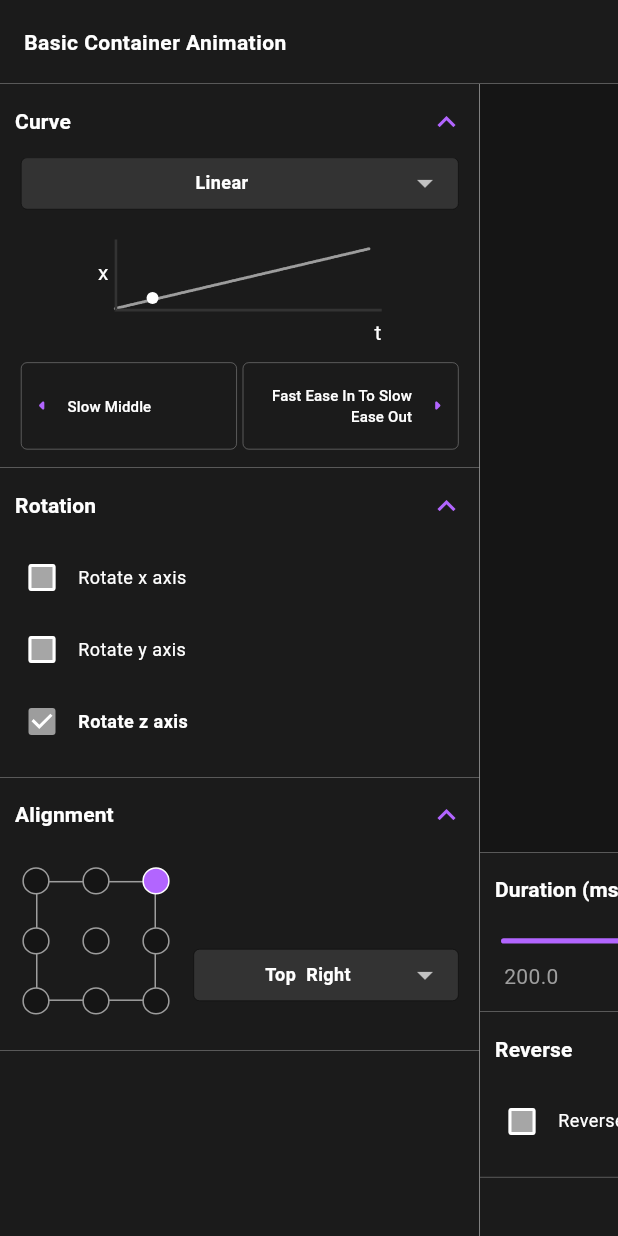
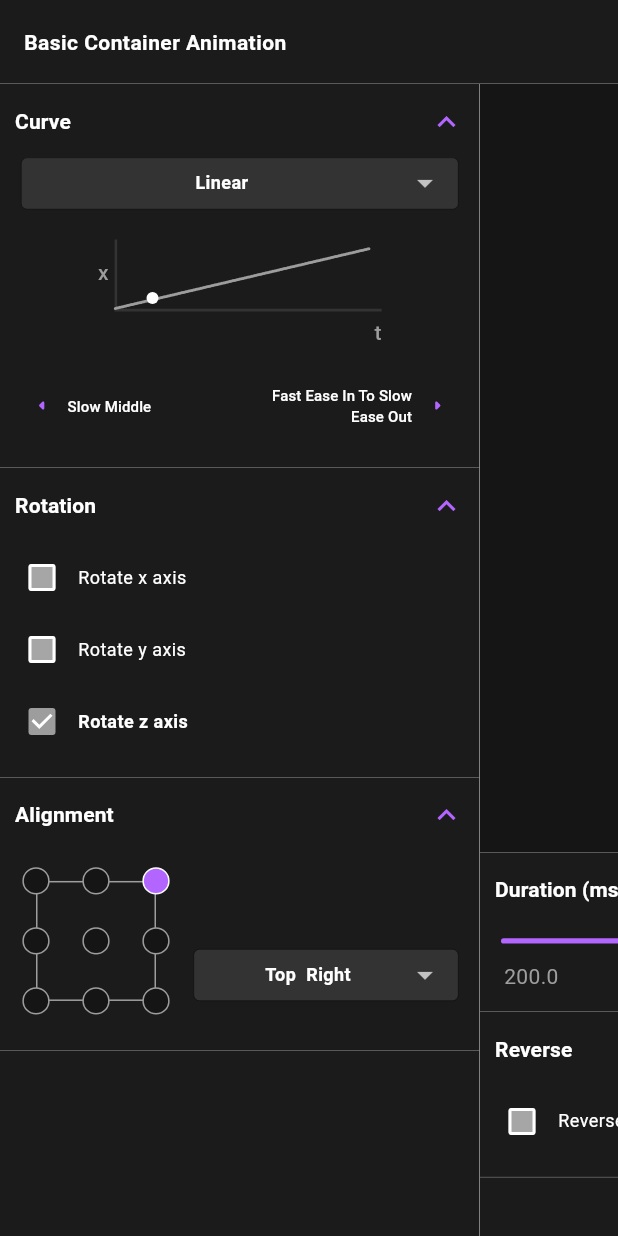
Before and after one commit to gianlucaromeo/flutter-animations-studio, a Flutter app: the screen it shows after launch, on a phone screen of 412 x 824 dp. Run offline on Flutter 3.47's test engine with Material 2 defaults, Android fonts, the light colour scheme and no system bars; our stand-ins replace equatable, flutter_redux, google_fonts, redux.

Commit message:
Edited CurvePreview axis' text style

```diff
--- a/lib/extensions.dart
+++ b/lib/extensions.dart
@@ -126,6 +126,10 @@ extension ThemeFromContext on BuildContext {
       tileTitle?.copyWith(fontWeight: FontWeight.bold);
   TextStyle? get dropdownTextStyle => textTheme.titleMedium;
   TextStyle? get checkboxTextStyle => textTheme.titleMedium;
+  TextStyle? get curveChartAxisTextStyle => textTheme.titleSmall!.copyWith(
+    color: colorScheme.tertiary,
+  );
+
 
   // APP'S COLOR SCHEME: SECONDARY
   Color get dropdownMenuColor => colorScheme.secondary;
--- a/lib/ui/animations_preview/curve_preview.dart
+++ b/lib/ui/animations_preview/curve_preview.dart
@@ -176,7 +176,7 @@ class _ChangeCurveButton extends StatelessWidget {
         style: TextButton.styleFrom(
           shape: RoundedRectangleBorder(
             borderRadius: AppBorderRadius.small,
-            side: appBorderSide,
+            //side: appBorderSide,
           ),
           alignment: textFirst ? Alignment.centerRight : Alignment.centerLeft,
           padding: [15.0, 5.0].verticalHorizontal,
@@ -207,9 +207,12 @@ class _CurveDemonstrationChart extends StatelessWidget {
     return Row(
       mainAxisAlignment: MainAxisAlignment.center,
       children: [
-        const SizedBox(
+        SizedBox(
           height: _chartHeight,
-          child: Text("x"),
+          child: Text(
+            "x",
+            style: context.curveChartAxisTextStyle,
+          ),
         ),
         4.0.horizontalSpace,
 
@@ -219,6 +222,20 @@ class _CurveDemonstrationChart extends StatelessWidget {
             Stack(
               clipBehavior: Clip.none,
               children: [
+                /// BASE CHART
+                SizedBox(
+                  width: _chartWidth,
+                  height: _chartHeight,
+                  child: DecoratedBox(
+                    decoration: BoxDecoration(
+                      border: Border(
+                        left: borderSide,
+                        bottom: borderSide,
+                      ),
+                    ),
+                  ),
+                ),
+
                 /// CURVE PAINTER
                 Positioned(
                   width: _chartWidth,
@@ -229,20 +246,6 @@ class _CurveDemonstrationChart extends StatelessWidget {
                       painter: _CurvePainter(
                         curve: curve,
                         color: context.colorScheme.tertiary,
-                      ),
-                    ),
-                  ),
-                ),
-
-                /// BASE CHART
-                SizedBox(
-                  width: _chartWidth,
-                  height: _chartHeight,
-                  child: DecoratedBox(
-                    decoration: BoxDecoration(
-                      border: Border(
-                        left: borderSide,
-                        bottom: borderSide,
                       ),
                     ),
                   ),
@@ -265,9 +268,11 @@ class _CurveDemonstrationChart extends StatelessWidget {
             ),
             4.0.verticalSpace,
 
-            const SizedBox(
+            SizedBox(
               width: _chartWidth,
-              child: Text("t", textAlign: TextAlign.end,),
+              child: Text("t", textAlign: TextAlign.end,
+                style: context.curveChartAxisTextStyle,
+              ),
             ),
           ],
         ),
```
